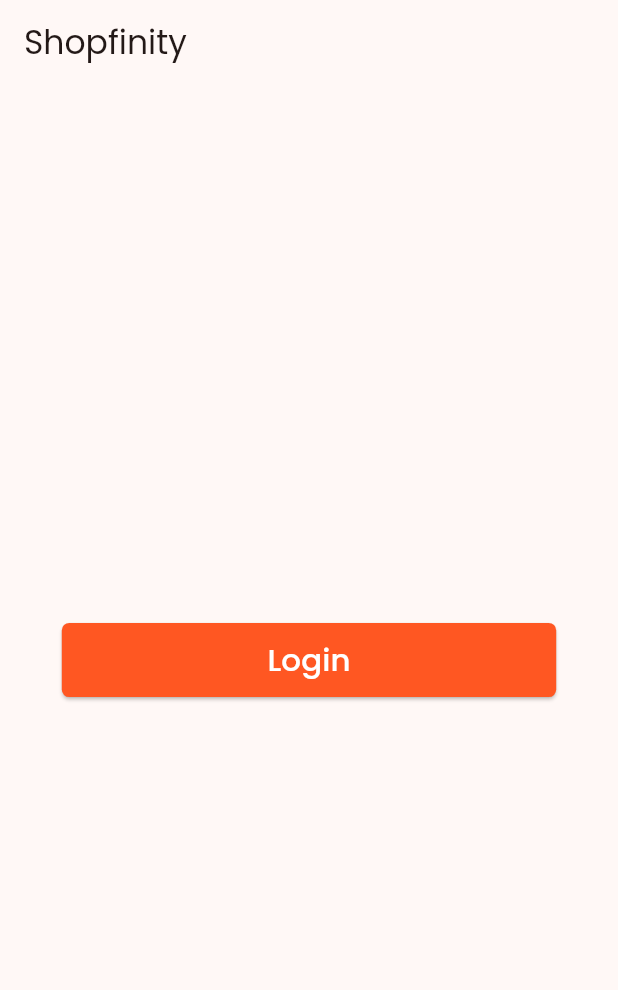
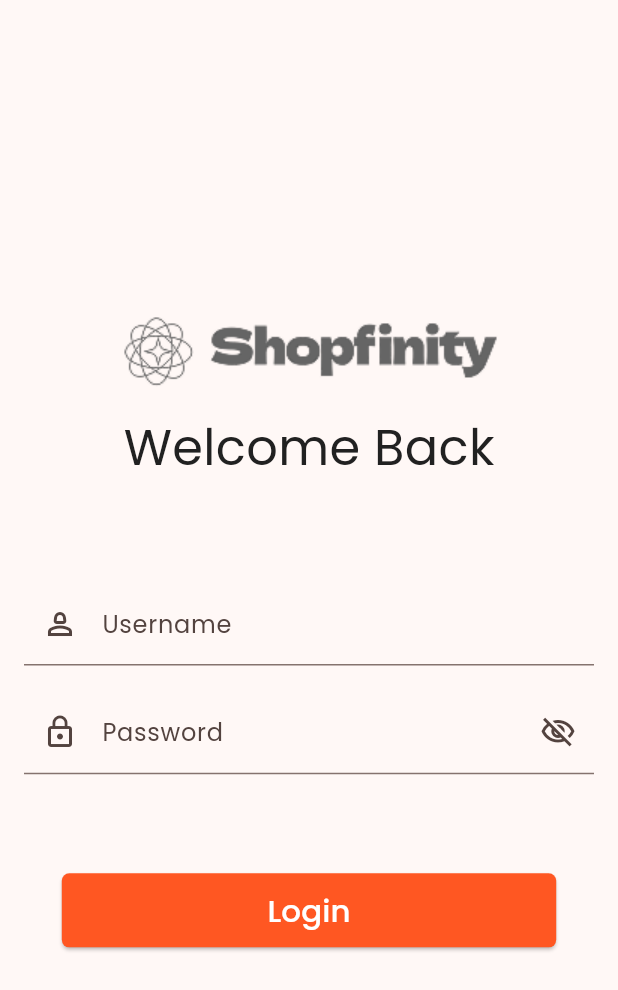
Before and after one commit to Shopfinity-team/shopfinity, a Flutter app: the screen it shows after launch, on a phone screen of 412 x 824 dp. Shown: the top 990 px of the screen. Run offline on Flutter 3.47's test engine with Material 3 defaults, Android fonts, the phone set to English and light mode, and no system bars.

Commit message:
Login screen UI finished

```diff
--- a/lib/features/auth/login_screen.dart
+++ b/lib/features/auth/login_screen.dart
@@ -0,0 +1,62 @@
+import 'package:flutter/material.dart';
+import 'package:shopfinity/shared/widgets/button.dart';
+
+class LoginPage extends StatelessWidget {
+  const LoginPage({super.key});
+
+  @override
+  Widget build(BuildContext context) {
+    double screenHeight = MediaQuery.of(context).size.height;
+
+    return Scaffold(
+      body: Padding(
+        padding: const EdgeInsets.all(16.0),
+        child: Column(
+          mainAxisAlignment: MainAxisAlignment.center,
+          crossAxisAlignment: CrossAxisAlignment.center,
+          children: [
+            Image.asset(
+              "lib/assets/images/login_page_logo.png",
+              height: screenHeight * 0.1,
+            ),
+            Text(
+              "Welcome Back",
+              style: TextStyle(
+                fontSize: screenHeight * 0.04,
+              ),
+            ),
+            SizedBox(
+              height: screenHeight * 0.08,
+            ),
+            const TextField(
+              decoration: InputDecoration(
+                prefixIcon: Icon(Icons.person_2_outlined),
+                labelText: "Username",
+              ),
+            ),
+            SizedBox(
+              height: screenHeight * 0.02,
+            ),
+            TextField(
+              obscureText: true,
+              decoration: InputDecoration(
+                prefixIcon: const Icon(Icons.lock_outline),
+                labelText: "Password",
+                suffixIcon: IconButton(
+                  icon: Icon(Icons.visibility_off_outlined),
+                  onPressed: () {
+
+                  },
+                  ),
+              ),
+            ),
+            SizedBox(
+              height: screenHeight * 0.08,
+            ),
+            Button(text: "Login", onPressed: (){})
+          ],
+        ),
+      )
+    );
+  }
+}
--- a/lib/main.dart
+++ b/lib/main.dart
@@ -1,4 +1,5 @@
 import 'package:flutter/material.dart';
+import 'package:shopfinity/features/auth/login_screen.dart';
 import 'package:shopfinity/shared/widgets/button.dart';
 import 'package:shopfinity/shared/widgets/product_card.dart';
 import 'package:shopfinity/theme/app_colors.dart';
@@ -54,18 +55,6 @@ class _MyHomePageState extends State<MyHomePage> {
 
   @override
   Widget build(BuildContext context) {
-    return Scaffold(
-      appBar: AppBar(
-        title: const Text('Shopfinity'),
-      ),
-      body: Center(
-        child: Column(
-          mainAxisAlignment: MainAxisAlignment.center,
-          children: [
-            Button(text: "Login", onPressed: onPressed)
-          ]
-        ),
-      ),
-    );
+    return LoginPage();
   }
 }
--- a/pubspec.yaml
+++ b/pubspec.yaml
@@ -65,6 +65,8 @@ flutter:
           weight: 700
         - asset: lib/assets/fonts/Poppins-ExtraBold.ttf
           weight: 800
+  assets:
+    - lib/assets/images/
 
 
   # The following line ensures that the Material Icons font is
@@ -73,9 +75,7 @@ flutter:
   uses-material-design: true
 
   # To add assets to your application, add an assets section, like this:
-  # assets:
-  #   - images/a_dot_burr.jpeg
-  #   - images/a_dot_ham.jpeg
+
 
   # An image asset can refer to one or more resolution-specific "variants", see
   # https://flutter.dev/assets-and-images/#resolution-aware
```
Also changed, not shown: lib/assets/images/login_page_logo.png (added).
